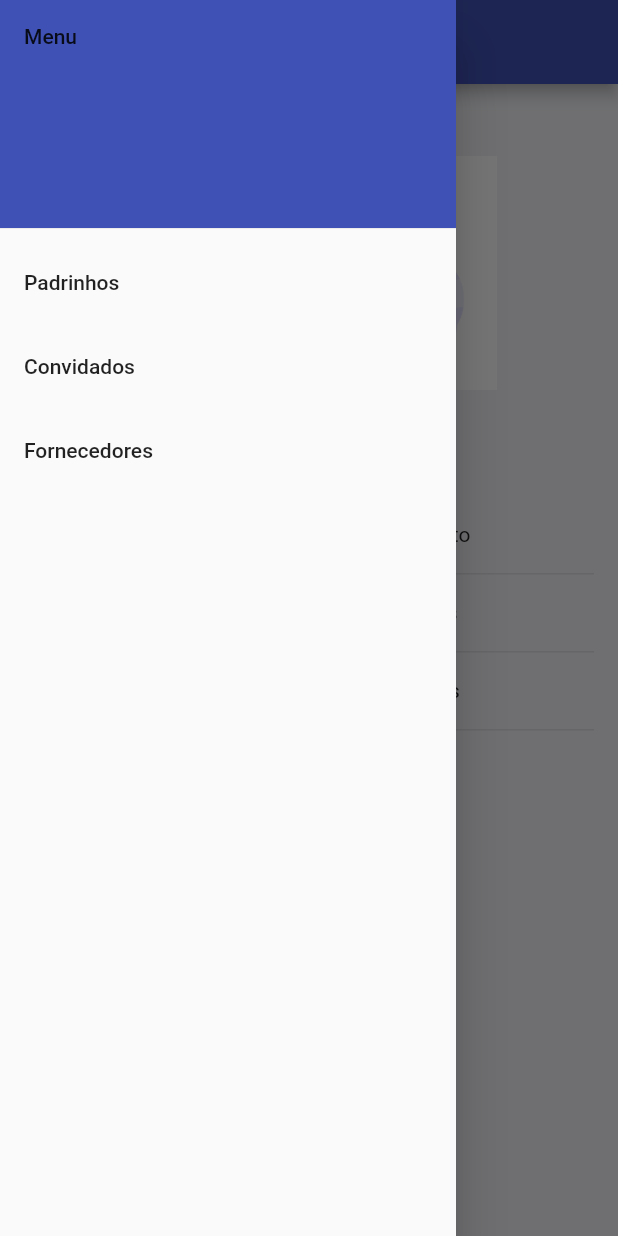
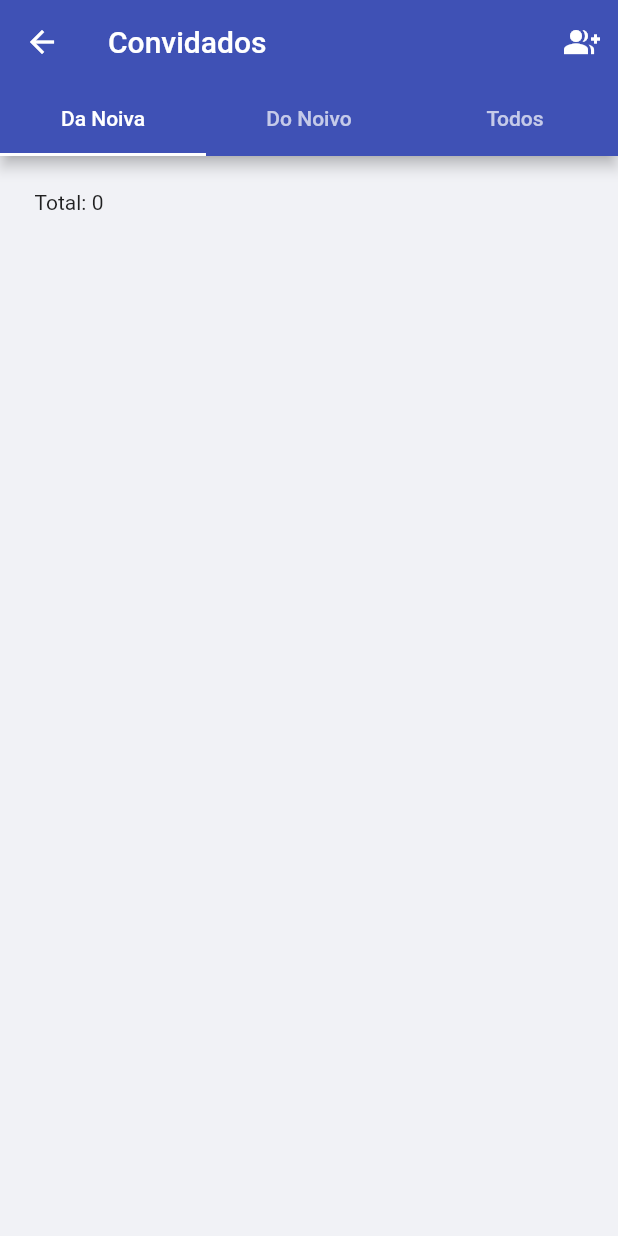
Before and after one commit to lParanhos/wedding_planner, a Flutter app: the screen it shows after launch, in the side drawer, after a tap on "Convidados", on a phone screen of 412 x 824 dp. Run offline on Flutter 3.47's test engine with Material 2 defaults, Android fonts, the light colour scheme and no system bars; our stand-ins replace flutter_hooks.

Commit message:
create guests screen

```diff
--- /dev/null
+++ b/lib/features/guests/guests.dart
@@ -0,0 +1,60 @@
+import 'package:flutter/material.dart';
+import 'package:flutter_hooks/flutter_hooks.dart';
+import 'package:weeding_planner/enums/groomsmens_side.dart';
+import 'package:weeding_planner/features/guests/guests_form.dart';
+import 'package:weeding_planner/features/guests/guests_list.dart';
+import 'package:weeding_planner/models/guest.dart';
+import 'package:weeding_planner/widgets/tab_scaffold.dart';
+
+class Guests extends HookWidget {
+  @override
+  Widget build(BuildContext context) {
+    final guests = useState<List<Guest>>([]);
+
+    addGuest(Guest newGuest) {
+      guests.value = [...guests.value, newGuest];
+    }
+
+    deleteGuest(String id) {
+      guests.value.removeWhere((guest) => guest.id == id);
+      guests.value = List.from(guests.value);
+    }
+
+    openAddGuestFormModal(BuildContext context) {
+      showModalBottomSheet(
+          context: context,
+          builder: (context) {
+            return GuestsForm(addGuest);
+          });
+    }
+
+    return TabScaffold(
+      title: 'Convidados',
+      callback: openAddGuestFormModal,
+      tabs: [
+        Tab(text: 'Da Noiva'),
+        Tab(text: 'Do Noivo'),
+        Tab(text: 'Todos'),
+      ],
+      tabsViews: [
+        GuestsList(
+          onDelete: deleteGuest,
+          guests: guests.value
+              .where((groomsmen) => groomsmen.side == GroomsmensSide.bride)
+              .toList(),
+        ),
+        GuestsList(
+          onDelete: deleteGuest,
+          guests: guests.value
+              .where((groomsmen) => groomsmen.side == GroomsmensSide.groom)
+              .toList(),
+        ),
+        GuestsList(
+          showSide: true,
+          onDelete: deleteGuest,
+          guests: guests.value,
+        ),
+      ],
+    );
+  }
+}
--- /dev/null
+++ b/lib/features/guests/guests_list.dart
@@ -0,0 +1,44 @@
+import 'package:flutter/material.dart';
+import 'package:weeding_planner/enums/groomsmens_side.dart';
+import 'package:weeding_planner/models/guest.dart';
+
+class GuestsList extends StatelessWidget {
+  final bool showSide;
+  final Function(String) onDelete;
+  final List<Guest> guests;
+
+  GuestsList({
+    this.showSide = false,
+    @required this.onDelete,
+    @required this.guests,
+  });
+
+  @override
+  Widget build(BuildContext context) {
+    return ListView(
+      padding: EdgeInsets.all(15.0),
+      children: [
+        Padding(
+          padding: EdgeInsets.all(8.0),
+          child: Text('Total: ${guests.length}'),
+        ),
+        ...guests.map((guest) {
+          return Card(
+            elevation: 2.0,
+            child: ListTile(
+              title: Text(guest.name),
+              subtitle: showSide ? Text(toSideText(guest.side)) : null,
+              trailing: IconButton(
+                icon: Icon(
+                  Icons.delete,
+                  color: Theme.of(context).errorColor,
+                ),
+                onPressed: () => onDelete(guest.id),
+              ),
+            ),
+          );
+        }).toList()
+      ],
+    );
+  }
+}
--- a/lib/features/home/home.dart
+++ b/lib/features/home/home.dart
@@ -30,7 +30,7 @@ class Home extends StatelessWidget {
               title: Text('Padrinhos'),
             ),
             ListTile(
-              onTap: () {},
+              onTap: () => Navigator.pushNamed(context, Routes.guests),
               title: Text('Convidados'),
             ),
             ListTile(
--- /dev/null
+++ b/lib/models/guest.dart
@@ -0,0 +1,18 @@
+import 'package:flutter/material.dart';
+import 'package:weeding_planner/enums/groomsmens_side.dart';
+
+class Guest {
+  String id;
+  String name;
+  GroomsmensSide side;
+  bool isKid;
+  int kidsAge;
+
+  Guest({
+    @required this.id,
+    @required this.name,
+    @required this.isKid,
+    @required this.kidsAge,
+    @required this.side,
+  });
+}
--- a/lib/routes.dart
+++ b/lib/routes.dart
@@ -1,5 +1,6 @@
 import 'package:flutter/material.dart';
 import 'package:weeding_planner/features/groomsmen_weeding/groomsmen.dart';
+import 'package:weeding_planner/features/guests/guests.dart';
 import 'package:weeding_planner/features/home/home.dart';
 import 'package:weeding_planner/features/welcome/welcome.dart';
 
@@ -7,6 +8,7 @@ class Routes {
   static const welcome = '/welcome';
   static const home = '/home';
   static const groomsmen = '/groomsmen';
+  static const guests = '/guests';
 }
 
 extension RoutesMap on Routes {
@@ -14,5 +16,6 @@ extension RoutesMap on Routes {
         Routes.welcome: (context) => Welcome(),
         Routes.home: (context) => Home(),
         Routes.groomsmen: (context) => Groomsmen(),
+        Routes.guests: (context) => Guests(),
       };
 }
--- /dev/null
+++ b/lib/widgets/tab_scaffold.dart
@@ -0,0 +1,42 @@
+import 'package:flutter/material.dart';
+
+class TabScaffold extends StatelessWidget {
+  final String title;
+  final List<Tab> tabs;
+  final List<Widget> tabsViews;
+  final Function(BuildContext) callback;
+
+  final _scaffoldState = GlobalKey<ScaffoldState>();
+
+  TabScaffold({
+    @required this.title,
+    @required this.tabs,
+    @required this.tabsViews,
+    @required this.callback,
+  });
+
+  @override
+  Widget build(BuildContext context) {
+    return DefaultTabController(
+      length: tabs.length,
+      child: Scaffold(
+        key: _scaffoldState,
+        appBar: AppBar(
+          title: Text(title),
+          bottom: TabBar(
+            tabs: tabs,
+          ),
+          actions: [
+            IconButton(
+              icon: Icon(Icons.group_add),
+              onPressed: () => callback(context),
+            ),
+          ],
+        ),
+        body: TabBarView(
+          children: tabsViews,
+        ),
+      ),
+    );
+  }
+}
```
Also changed, not shown: lib/features/guests/guests_form.dart (added, +112 -0 lines).
